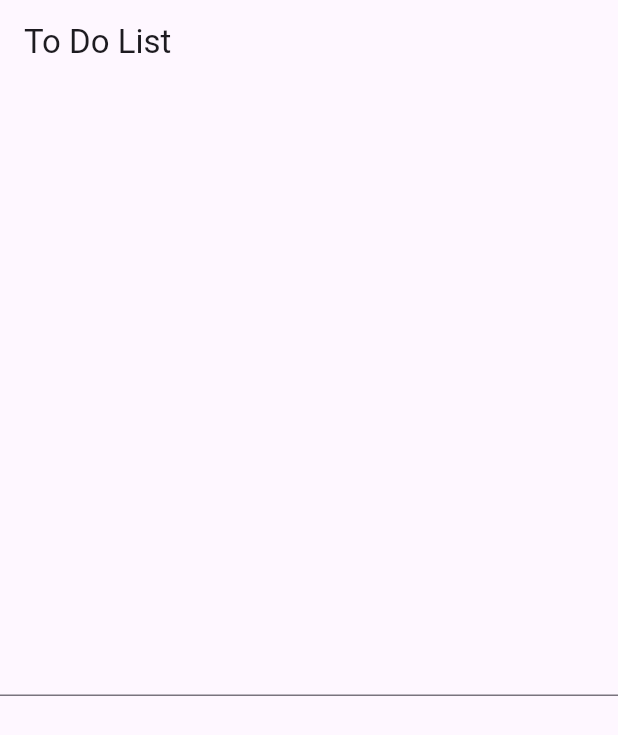
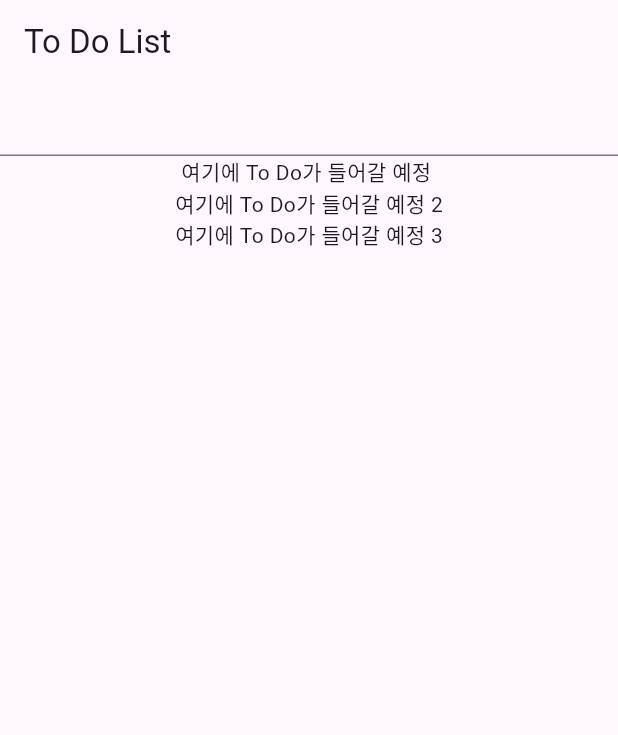
Before and after one commit to ParkSeungHyeok/ToDoList, a Flutter app: the screen it shows after launch, on a phone screen of 412 x 824 dp. Shown: the top 735 px of the screen. Run offline on Flutter 3.47's test engine with Material 3 defaults, Android fonts, the phone set to English and light mode, and no system bars.

Commit message:
use Colunm

```diff
--- a/lib/main.dart
+++ b/lib/main.dart
@@ -26,7 +26,14 @@
   Widget build(BuildContext context) {
     return Scaffold(
       appBar: AppBar(title: Text('To Do List')),
-      body: Center(child: TextField(controller: inputTextController)),
+      body: Column(
+        children: [
+          TextField(controller: inputTextController),
+          Text("여기에 To Do가 들어갈 예정 "),
+          Text("여기에 To Do가 들어갈 예정 2"),
+          Text("여기에 To Do가 들어갈 예정 3"),
+        ],
+      ),
     );
   }
 }
```
